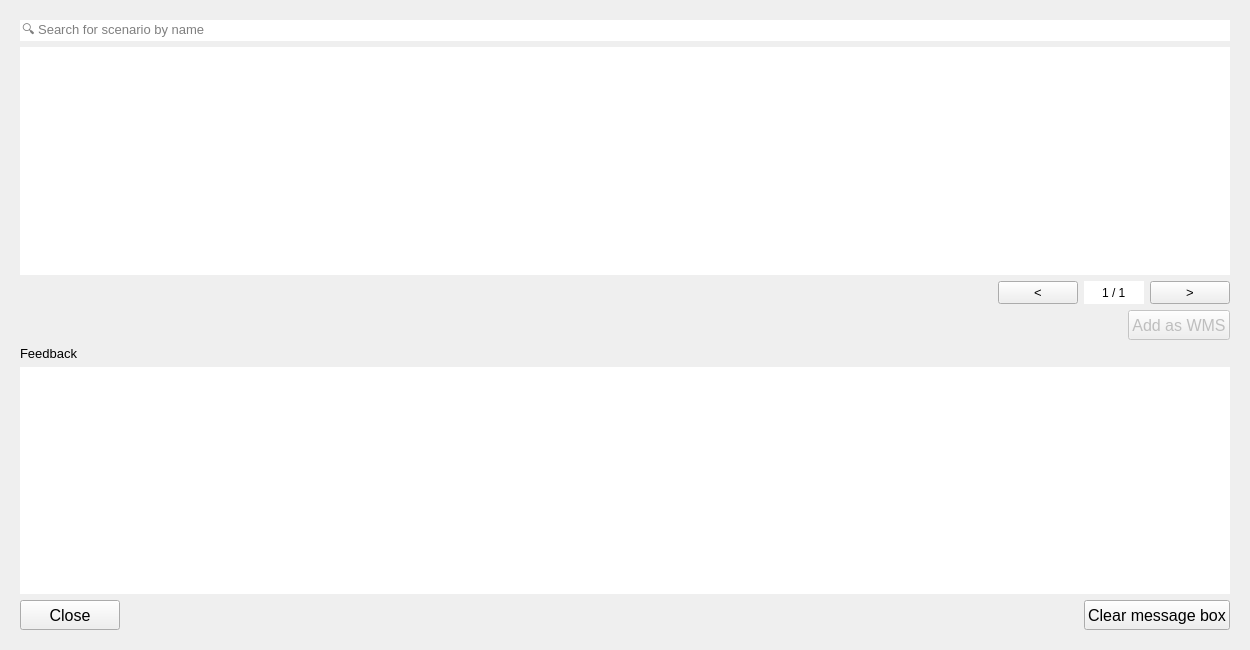
Qt form lizard_qgis_plugin/widgets/ui/scenario_archive_browser.ui (nens/lizard-qgis-plugin) before a commit.
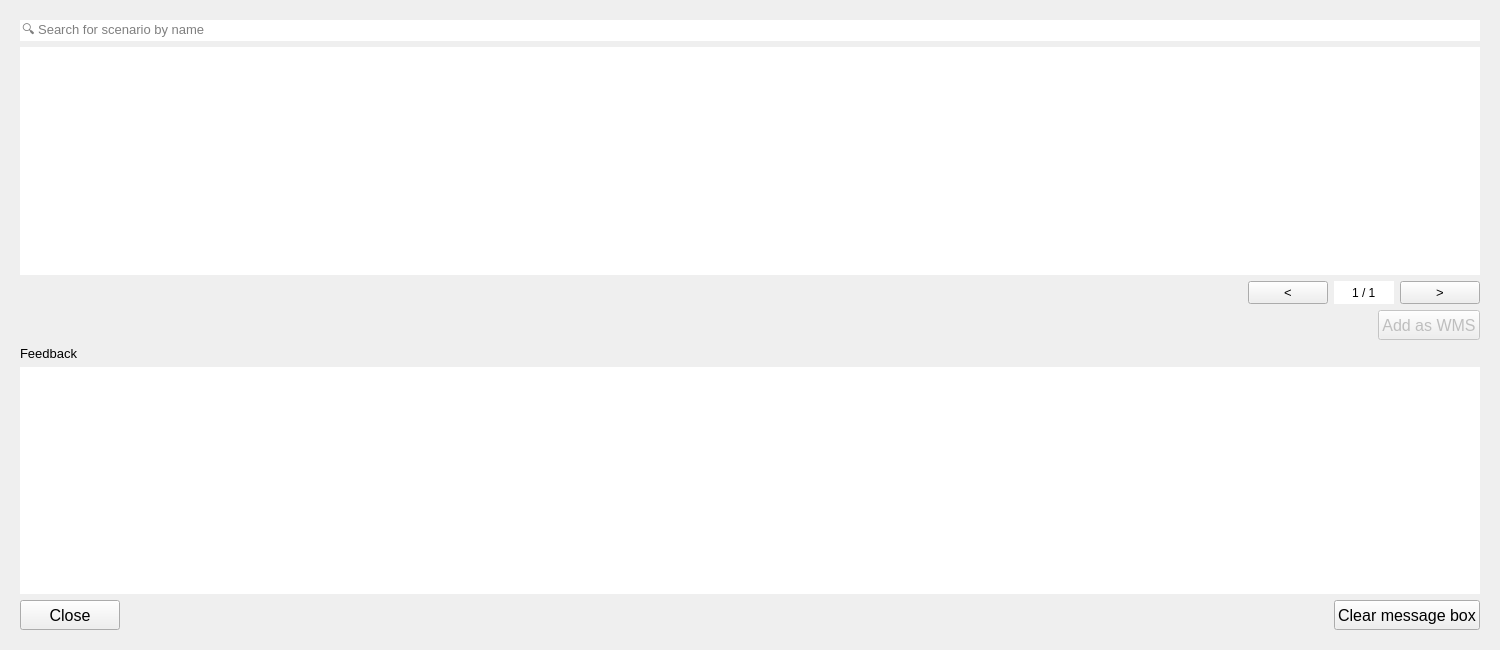
The same form after that commit.

Commit message: After review changes.

What changed in the file:
```diff
--- a/lizard_qgis_plugin/widgets/ui/scenario_archive_browser.ui
+++ b/lizard_qgis_plugin/widgets/ui/scenario_archive_browser.ui
@@ -6,7 +6,7 @@
    <rect>
     <x>0</x>
     <y>0</y>
-    <width>1250</width>
+    <width>1500</width>
     <height>650</height>
    </rect>
   </property>
```
